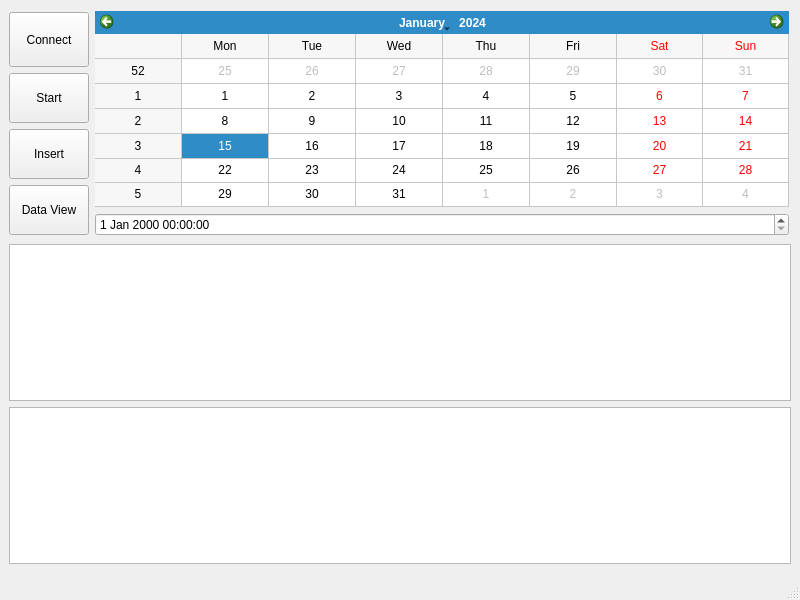
jibonaronno/Flowmeter, file top.ui: the form before one commit.
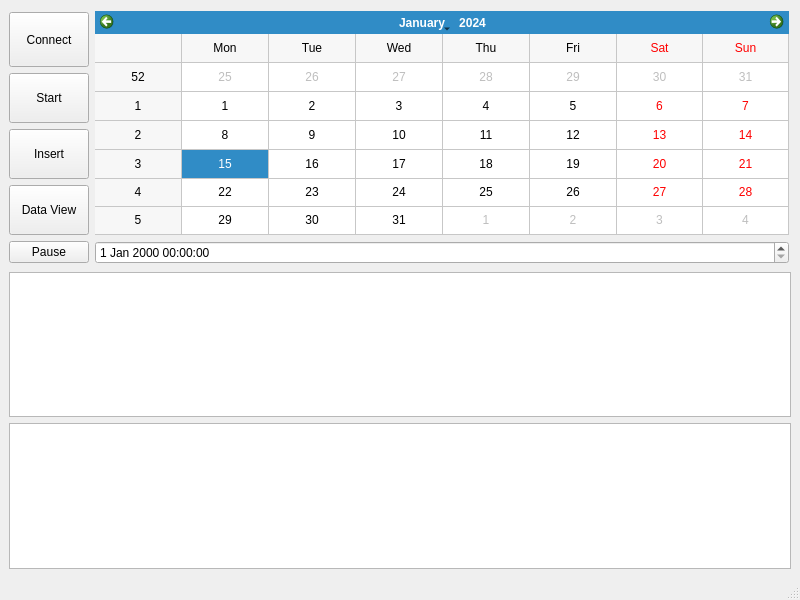
The form after the commit.

```diff
--- a/top.ui
+++ b/top.ui
@@ -118,6 +118,13 @@
             </property>
            </widget>
           </item>
+          <item>
+           <widget class="QPushButton" name="btnPause">
+            <property name="text">
+             <string>Pause</string>
+            </property>
+           </widget>
+          </item>
          </layout>
         </item>
         <item>
```
